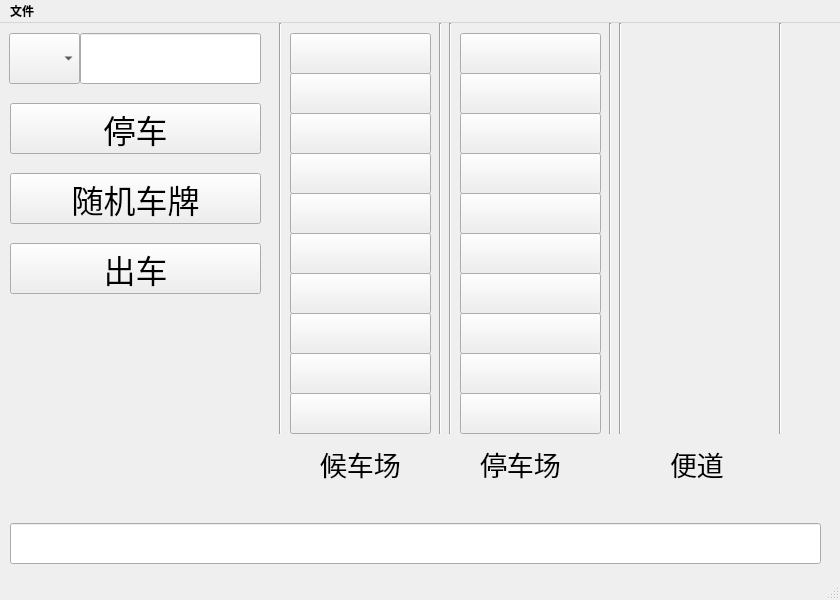
Old version of the form mainwindow.ui in the repository LieWill/Parking-System.
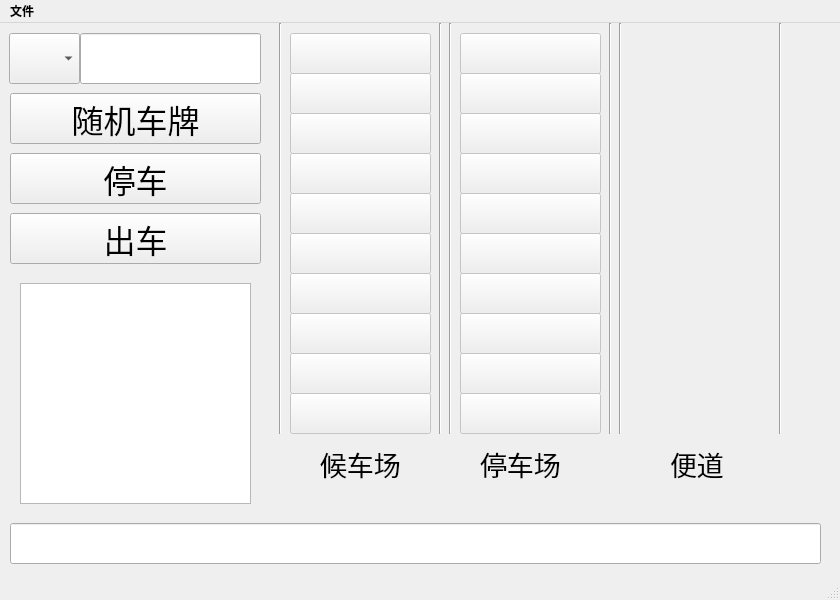
New version of the form.

```diff
--- a/mainwindow.ui
+++ b/mainwindow.ui
@@ -112,7 +112,7 @@
     <property name="geometry">
      <rect>
       <x>10</x>
-      <y>80</y>
+      <y>130</y>
       <width>251</width>
       <height>51</height>
      </rect>
@@ -132,7 +132,7 @@
     <property name="geometry">
      <rect>
       <x>10</x>
-      <y>150</y>
+      <y>70</y>
       <width>251</width>
       <height>51</height>
      </rect>
@@ -165,6 +165,9 @@
     </property>
    </widget>
    <widget class="QPushButton" name="park_1">
+    <property name="enabled">
+     <bool>false</bool>
+    </property>
     <property name="geometry">
      <rect>
       <x>460</x>
@@ -181,7 +184,16 @@
      </font>
     </property>
     <property name="text">
-     <string/>
+     <string notr="true"/>
+    </property>
+    <property name="shortcut">
+     <string notr="true"/>
+    </property>
+    <property name="checkable">
+     <bool>false</bool>
+    </property>
+    <property name="default">
+     <bool>false</bool>
     </property>
    </widget>
    <widget class="Line" name="line">
@@ -237,6 +249,9 @@
     </property>
    </widget>
    <widget class="QPushButton" name="queue_1">
+    <property name="enabled">
+     <bool>false</bool>
+    </property>
     <property name="geometry">
      <rect>
       <x>290</x>
@@ -343,6 +358,9 @@
     </property>
    </widget>
    <widget class="QPushButton" name="park_2">
+    <property name="enabled">
+     <bool>false</bool>
+    </property>
     <property name="geometry">
      <rect>
       <x>460</x>
@@ -359,10 +377,22 @@
      </font>
     </property>
     <property name="text">
-     <string/>
+     <string notr="true"/>
+    </property>
+    <property name="shortcut">
+     <string notr="true"/>
+    </property>
+    <property name="checkable">
+     <bool>false</bool>
+    </property>
+    <property name="default">
+     <bool>false</bool>
     </property>
    </widget>
    <widget class="QPushButton" name="park_3">
+    <property name="enabled">
+     <bool>false</bool>
+    </property>
     <property name="geometry">
      <rect>
       <x>460</x>
@@ -379,10 +409,22 @@
      </font>
     </property>
     <property name="text">
-     <string/>
+     <string notr="true"/>
+    </property>
+    <property name="shortcut">
+     <string notr="true"/>
+    </property>
+    <property name="checkable">
+     <bool>false</bool>
+    </property>
+    <property name="default">
+     <bool>false</bool>
     </property>
    </widget>
    <widget class="QPushButton" name="park_4">
+    <property name="enabled">
+     <bool>false</bool>
+    </property>
     <property name="geometry">
      <rect>
       <x>460</x>
@@ -399,10 +441,22 @@
      </font>
     </property>
     <property name="text">
-     <string/>
+     <string notr="true"/>
+    </property>
+    <property name="shortcut">
+     <string notr="true"/>
+    </property>
+    <property name="checkable">
+     <bool>false</bool>
+    </property>
+    <property name="default">
+     <bool>false</bool>
     </property>
    </widget>
    <widget class="QPushButton" name="park_5">
+    <property name="enabled">
+     <bool>false</bool>
+    </property>
     <property name="geometry">
      <rect>
       <x>460</x>
@@ -419,10 +473,22 @@
      </font>
     </property>
     <property name="text">
-     <string/>
+     <string notr="true"/>
+    </property>
+    <property name="shortcut">
+     <string notr="true"/>
+    </property>
+    <property name="checkable">
+     <bool>false</bool>
+    </property>
+    <property name="default">
+     <bool>false</bool>
     </property>
    </widget>
    <widget class="QPushButton" name="park_6">
+    <property name="enabled">
+     <bool>false</bool>
+    </property>
     <property name="geometry">
      <rect>
       <x>460</x>
@@ -439,10 +505,22 @@
      </font>
     </property>
     <property name="text">
-     <string/>
+     <string notr="true"/>
+    </property>
+    <property name="shortcut">
+     <string notr="true"/>
+    </property>
+    <property name="checkable">
+     <bool>false</bool>
+    </property>
+    <property name="default">
+     <bool>false</bool>
     </property>
    </widget>
    <widget class="QPushButton" name="park_7">
+    <property name="enabled">
+     <bool>false</bool>
+    </property>
     <property name="geometry">
      <rect>
       <x>460</x>
@@ -459,10 +537,22 @@
      </font>
     </property>
     <property name="text">
-     <string/>
+     <string notr="true"/>
+    </property>
+    <property name="shortcut">
+     <string notr="true"/>
+    </property>
+    <property name="checkable">
+     <bool>false</bool>
+    </property>
+    <property name="default">
+     <bool>false</bool>
     </property>
    </widget>
    <widget class="QPushButton" name="park_8">
+    <property name="enabled">
+     <bool>false</bool>
+    </property>
     <property name="geometry">
      <rect>
       <x>460</x>
@@ -479,10 +569,22 @@
      </font>
     </property>
     <property name="text">
-     <string/>
+     <string notr="true"/>
+    </property>
+    <property name="shortcut">
+     <string notr="true"/>
+    </property>
+    <property name="checkable">
+     <bool>false</bool>
+    </property>
+    <property name="default">
+     <bool>false</bool>
     </property>
    </widget>
    <widget class="QPushButton" name="park_9">
+    <property name="enabled">
+     <bool>false</bool>
+    </property>
     <property name="geometry">
      <rect>
       <x>460</x>
@@ -499,10 +601,22 @@
      </font>
     </property>
     <property name="text">
-     <string/>
+     <string notr="true"/>
+    </property>
+    <property name="shortcut">
+     <string notr="true"/>
+    </property>
+    <property name="checkable">
+     <bool>false</bool>
+    </property>
+    <property name="default">
+     <bool>false</bool>
     </property>
    </widget>
    <widget class="QPushButton" name="park_10">
+    <property name="enabled">
+     <bool>false</bool>
+    </property>
     <property name="geometry">
      <rect>
       <x>460</x>
@@ -519,10 +633,22 @@
      </font>
     </property>
     <property name="text">
-     <string/>
+     <string notr="true"/>
+    </property>
+    <property name="shortcut">
+     <string notr="true"/>
+    </property>
+    <property name="checkable">
+     <bool>false</bool>
+    </property>
+    <property name="default">
+     <bool>false</bool>
     </property>
    </widget>
    <widget class="QPushButton" name="queue_2">
+    <property name="enabled">
+     <bool>false</bool>
+    </property>
     <property name="geometry">
      <rect>
       <x>290</x>
@@ -543,6 +669,9 @@
     </property>
    </widget>
    <widget class="QPushButton" name="queue_3">
+    <property name="enabled">
+     <bool>false</bool>
+    </property>
     <property name="geometry">
      <rect>
       <x>290</x>
@@ -563,6 +692,9 @@
     </property>
    </widget>
    <widget class="QPushButton" name="queue_4">
+    <property name="enabled">
+     <bool>false</bool>
+    </property>
     <property name="geometry">
      <rect>
       <x>290</x>
@@ -583,6 +715,9 @@
     </property>
    </widget>
    <widget class="QPushButton" name="queue_5">
+    <property name="enabled">
+     <bool>false</bool>
+    </property>
     <property name="geometry">
      <rect>
       <x>290</x>
@@ -603,6 +738,9 @@
     </property>
    </widget>
    <widget class="QPushButton" name="queue_6">
+    <property name="enabled">
+     <bool>false</bool>
+    </property>
     <property name="geometry">
      <rect>
       <x>290</x>
@@ -623,6 +761,9 @@
     </property>
    </widget>
    <widget class="QPushButton" name="queue_7">
+    <property name="enabled">
+     <bool>false</bool>
+    </property>
     <property name="geometry">
      <rect>
       <x>290</x>
@@ -643,6 +784,9 @@
     </property>
    </widget>
    <widget class="QPushButton" name="queue_8">
+    <property name="enabled">
+     <bool>false</bool>
+    </property>
     <property name="geometry">
      <rect>
       <x>290</x>
@@ -663,6 +807,9 @@
     </property>
    </widget>
    <widget class="QPushButton" name="queue_9">
+    <property name="enabled">
+     <bool>false</bool>
+    </property>
     <property name="geometry">
      <rect>
       <x>290</x>
@@ -683,6 +830,9 @@
     </property>
    </widget>
    <widget class="QPushButton" name="queue_10">
+    <property name="enabled">
+     <bool>false</bool>
+    </property>
     <property name="geometry">
      <rect>
       <x>290</x>
@@ -706,7 +856,7 @@
     <property name="geometry">
      <rect>
       <x>10</x>
-      <y>220</y>
+      <y>190</y>
       <width>251</width>
       <height>51</height>
      </rect>
@@ -722,6 +872,43 @@
      <string>出车</string>
     </property>
    </widget>
+   <widget class="QTextEdit" name="log">
+    <property name="geometry">
+     <rect>
+      <x>20</x>
+      <y>260</y>
+      <width>231</width>
+      <height>221</height>
+     </rect>
+    </property>
+    <property name="toolTip">
+     <string notr="true"/>
+    </property>
+    <property name="statusTip">
+     <string notr="true"/>
+    </property>
+    <property name="whatsThis">
+     <string notr="true"/>
+    </property>
+    <property name="accessibleName">
+     <string notr="true"/>
+    </property>
+    <property name="accessibleDescription">
+     <string notr="true"/>
+    </property>
+    <property name="documentTitle">
+     <string notr="true"/>
+    </property>
+    <property name="acceptRichText">
+     <bool>true</bool>
+    </property>
+    <property name="textInteractionFlags">
+     <set>Qt::TextInteractionFlag::TextSelectableByKeyboard|Qt::TextInteractionFlag::TextSelectableByMouse</set>
+    </property>
+    <property name="placeholderText">
+     <string notr="true"/>
+    </property>
+   </widget>
   </widget>
   <widget class="QMenuBar" name="menubar">
    <property name="geometry">
```
